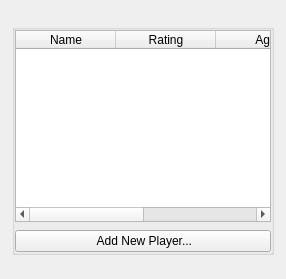
The window that src/gambitpairing/ui/players_view.ui (gambit-devs/gambit-pairing) describes before a commit, drawn with Qt 5.
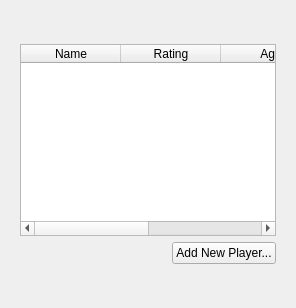
The same window after the commit.

```diff
--- a/src/gambitpairing/ui/players_view.ui
+++ b/src/gambitpairing/ui/players_view.ui
@@ -6,66 +6,18 @@
    <string>Players</string>
   </property>
   <layout class="QVBoxLayout" name="main_layout">
-   <property name="spacing">
-    <number>12</number>
-   </property>
-   <property name="leftMargin">
-    <number>12</number>
-   </property>
-   <property name="topMargin">
-    <number>12</number>
-   </property>
-   <property name="rightMargin">
-    <number>12</number>
-   </property>
-   <property name="bottomMargin">
-    <number>12</number>
-   </property>
    <item>
     <widget class="QWidget" name="header_container">
      <layout class="QVBoxLayout" name="header_layout">
-      <property name="leftMargin">
-       <number>0</number>
-      </property>
-      <property name="topMargin">
-       <number>0</number>
-      </property>
-      <property name="rightMargin">
-       <number>0</number>
-      </property>
-      <property name="bottomMargin">
-       <number>0</number>
-      </property>
      </layout>
     </widget>
    </item>
    <item>
-    <widget class="QGroupBox" name="player_group">
-     <property name="class" stdset="0">
-      <string>FlatContentGroup</string>
-     </property>
+    <widget class="QWidget" name="player_group">
      <property name="toolTip">
       <string>Manage players. Right-click a row for actions.</string>
      </property>
-     <property name="title">
-      <string/>
-     </property>
      <layout class="QVBoxLayout" name="player_group_layout">
-      <property name="spacing">
-       <number>8</number>
-      </property>
-      <property name="leftMargin">
-       <number>0</number>
-      </property>
-      <property name="topMargin">
-       <number>0</number>
-      </property>
-      <property name="rightMargin">
-       <number>0</number>
-      </property>
-      <property name="bottomMargin">
-       <number>0</number>
-      </property>
       <item>
        <widget class="QTableWidget" name="table_players">
         <property name="toolTip">
@@ -106,34 +58,41 @@
        </widget>
       </item>
       <item>
-       <widget class="QPushButton" name="btn_add_player_detail">
-        <property name="toolTip">
-         <string>Open dialog to add a new player with full details.</string>
-        </property>
-        <property name="text">
-         <string> Add New Player...</string>
-        </property>
-       </widget>
+       <layout class="QHBoxLayout" name="player_actions_layout">
+        <item>
+         <spacer name="player_actions_spacer">
+          <property name="orientation">
+           <enum>Qt::Horizontal</enum>
+          </property>
+          <property name="sizeType">
+           <enum>QSizePolicy::Expanding</enum>
+          </property>
+          <property name="sizeHint" stdset="0">
+           <size>
+            <width>0</width>
+            <height>0</height>
+           </size>
+          </property>
+         </spacer>
+        </item>
+        <item>
+         <widget class="QPushButton" name="btn_add_player_detail">
+          <property name="toolTip">
+           <string>Open dialog to add a new player with full details.</string>
+          </property>
+          <property name="text">
+           <string>Add New Player...</string>
+          </property>
+         </widget>
+        </item>
+       </layout>
       </item>
      </layout>
     </widget>
    </item>
    <item>
     <widget class="QWidget" name="placeholder_container">
-     <layout class="QVBoxLayout" name="placeholder_layout">
-      <property name="leftMargin">
-       <number>0</number>
-      </property>
-      <property name="topMargin">
-       <number>0</number>
-      </property>
-      <property name="rightMargin">
-       <number>0</number>
-      </property>
-      <property name="bottomMargin">
-       <number>0</number>
-      </property>
-     </layout>
+     <layout class="QVBoxLayout" name="placeholder_layout"/>
     </widget>
    </item>
   </layout>
```
